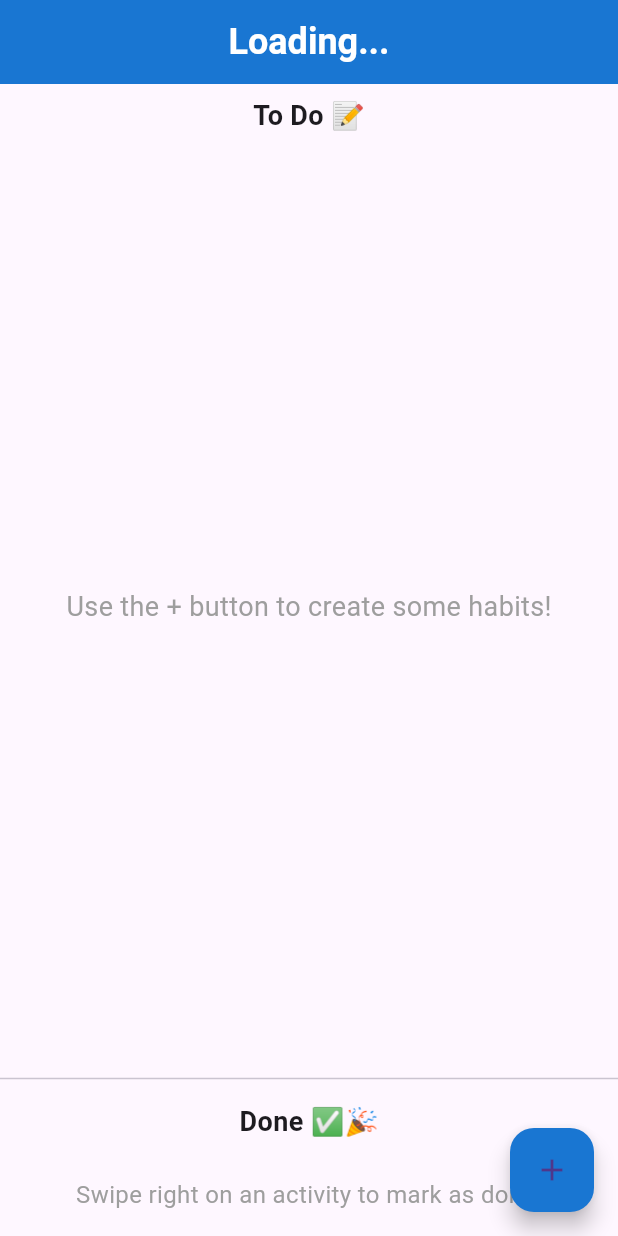
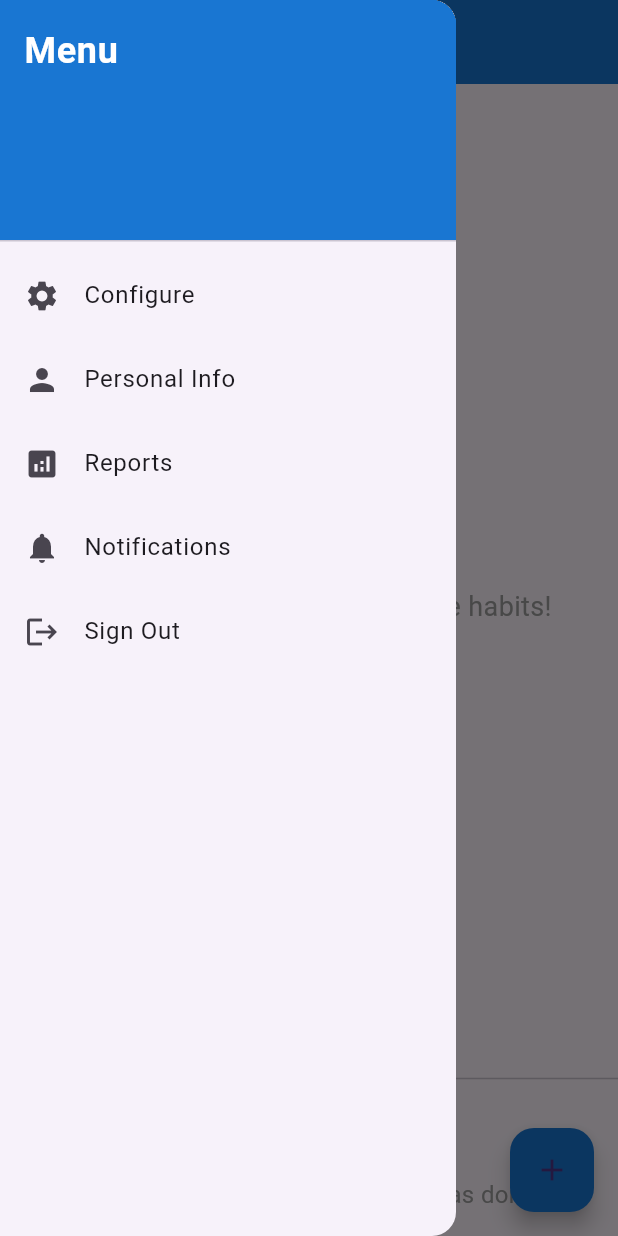
Before and after one commit to arg0nath/habbit_tracker, a Flutter app: the HabitTrackerScreen screen opened directly with empty values, with the side drawer open (before the commit the screen has no drawer), on a phone screen of 412 x 824 dp. Run offline on Flutter 3.47's test engine with Material 3 defaults, Android fonts, the phone set to English and light mode, and no system bars; our stand-ins replace fluttertoast, shared_preferences; accounts and stored records are empty.

Commit message:
add drawer

```diff
--- a/lib/habit_tracker_screen.dart
+++ b/lib/habit_tracker_screen.dart
@@ -63,6 +63,46 @@ class _HabitTrackerScreenState extends State<HabitTrackerScreen> {
   @override
   Widget build(BuildContext context) {
     return Scaffold(
+      drawer: Drawer(
+        child: ListView(
+          padding: EdgeInsets.zero,
+          children: [
+            DrawerHeader(
+              decoration: BoxDecoration(
+                color: Colors.blue.shade700,
+              ),
+              child: Text(
+                'Menu',
+                style: TextStyle(
+                  color: Colors.white,
+                  fontSize: 24,
+                  fontWeight: FontWeight.bold,
+                ),
+              ),
+            ),
+            ListTile(
+              leading: Icon(Icons.settings),
+              title: Text('Configure'),
+            ),
+            ListTile(
+              leading: Icon(Icons.person),
+              title: Text('Personal Info'),
+            ),
+            ListTile(
+              leading: Icon(Icons.analytics),
+              title: Text('Reports'),
+            ),
+            ListTile(
+              leading: Icon(Icons.notifications),
+              title: Text('Notifications'),
+            ),
+            ListTile(
+              leading: Icon(Icons.logout),
+              title: Text('Sign Out'),
+            ),
+          ],
+        ),
+      ),
       appBar: AppBar(
         backgroundColor: Colors.blue.shade700,
         title: Text(
```
